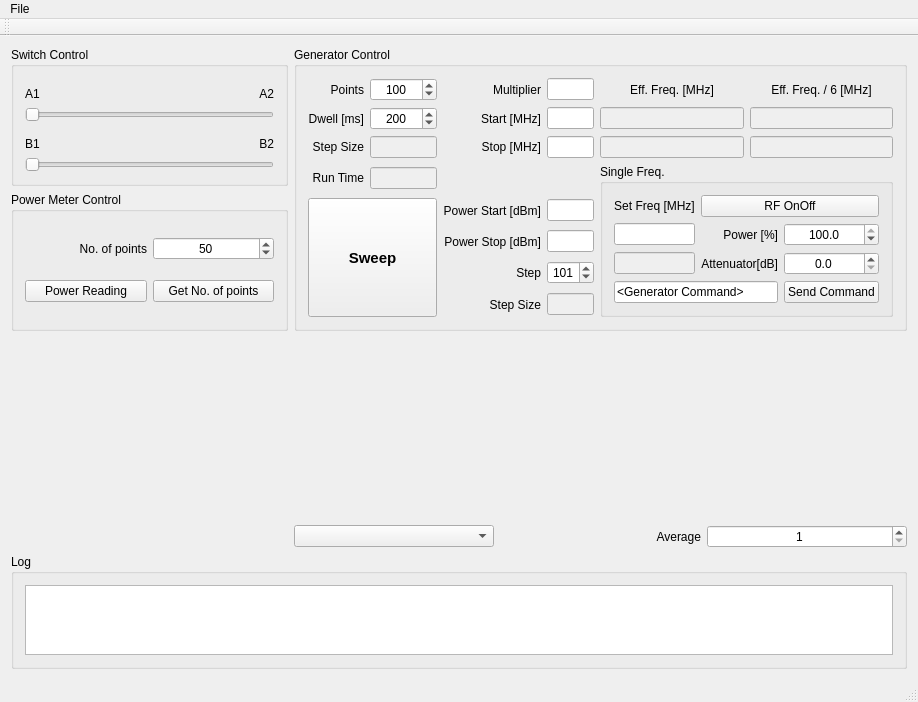
The window that mainwindow.ui (TripletESR/DNP100GHz) describes before a commit, drawn with Qt 5.
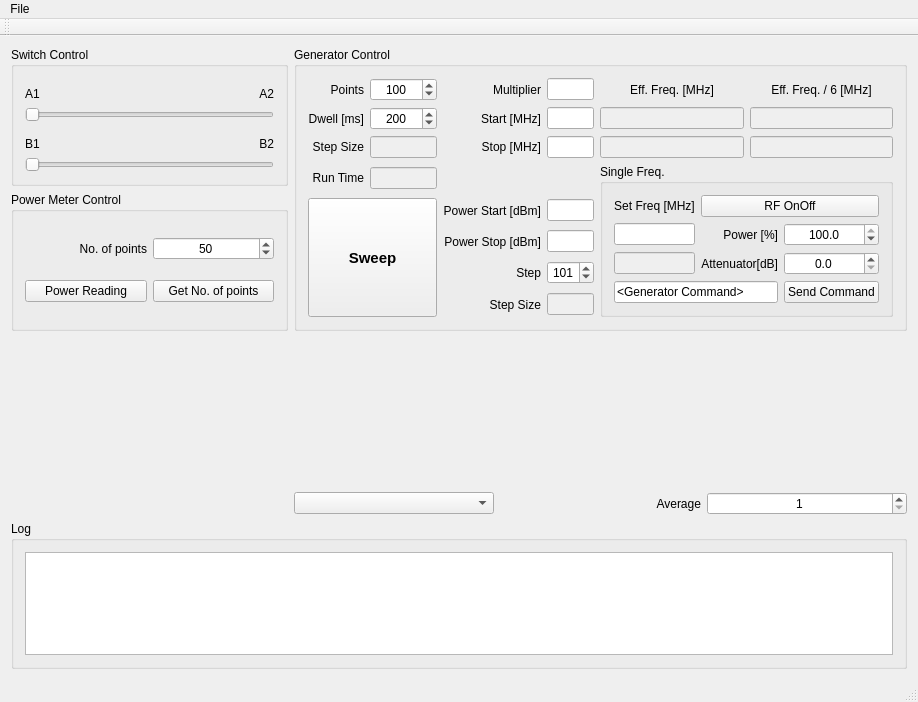
The same window after the commit. Custom widgets are drawn as their Qt base class.

Commit message: tested mode 2. need a lot interface improvements.

Diff of the .ui file:
```diff
--- a/mainwindow.ui
+++ b/mainwindow.ui
@@ -14,7 +14,7 @@
    <string>DNP 100GHz -- Power Meter</string>
   </property>
   <widget class="QWidget" name="centralWidget">
-   <layout class="QGridLayout" name="gridLayout_3" rowstretch="1,1,2,1,1" columnstretch="2,1,1,1">
+   <layout class="QGridLayout" name="gridLayout_3" rowstretch="1,1,2,1,2" columnstretch="2,1,1,1">
     <item row="3" column="2">
      <widget class="QLabel" name="label_12">
       <property name="text">
```
The commit also changes 1 other file.
